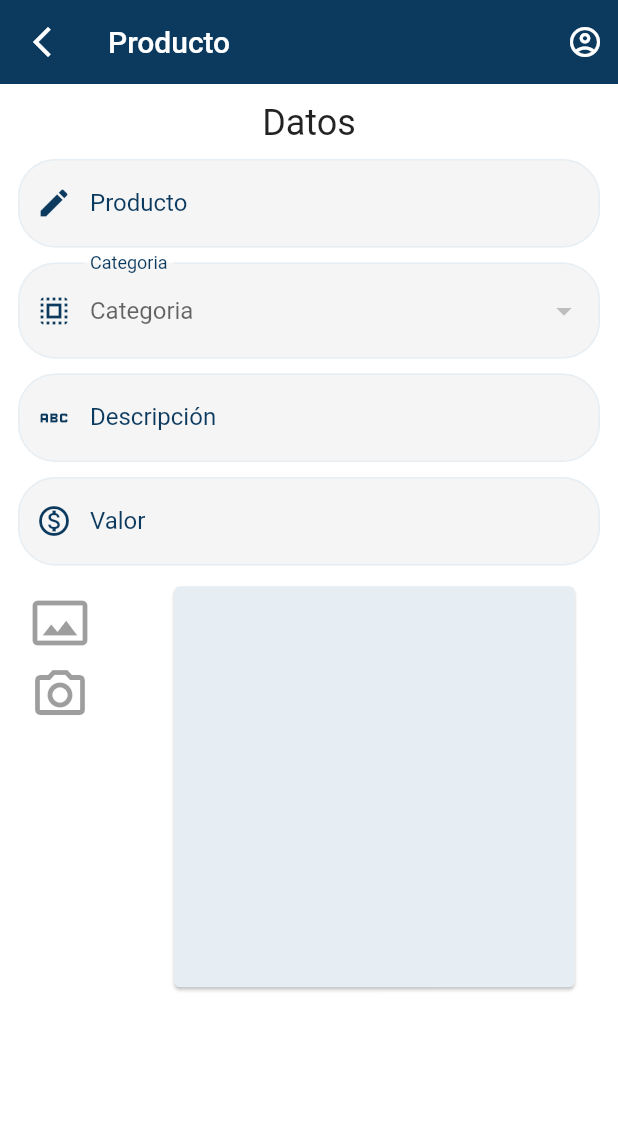
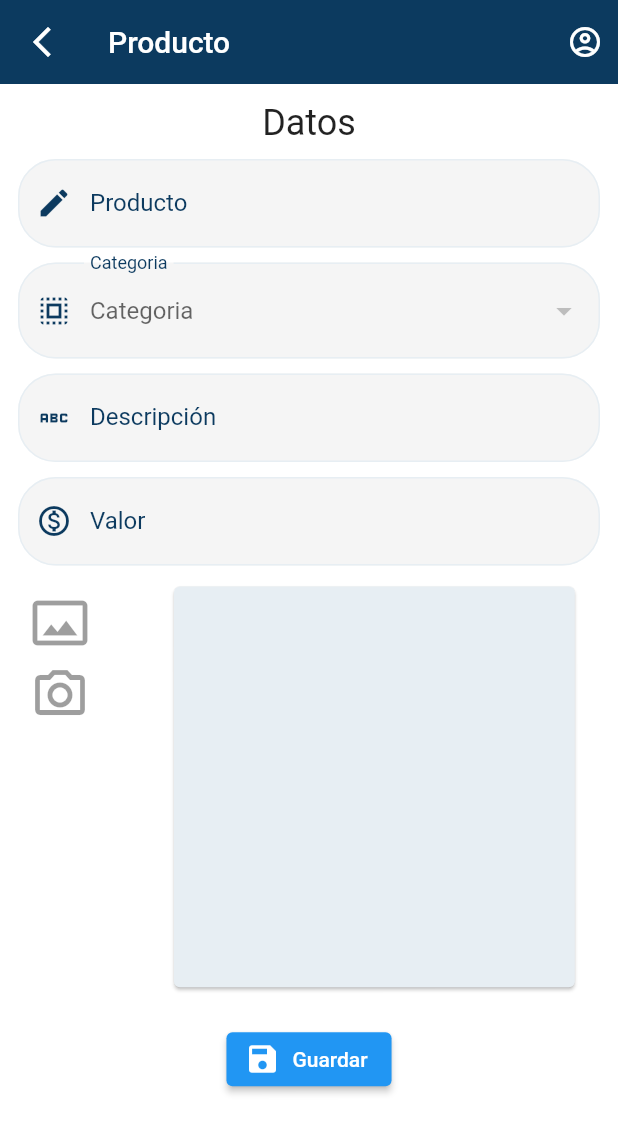
Before and after one commit to Jess2693/pos_cevicheria_app_movil, a Flutter app: the ProductScreen screen opened by its route, on a phone screen of 412 x 824 dp. Shown: the top 1133 px of the screen. Run offline on Flutter 3.47's test engine with Material 2 defaults, Android fonts, the phone set to English and light mode, and no system bars; network calls fail.

```diff
--- a/lib/screens/product_screen.dart
+++ b/lib/screens/product_screen.dart
@@ -19,7 +19,10 @@ class ProductScreen extends StatelessWidget {
               child: Icon(Icons.account_circle_outlined),
             )
           ],
-          leading: const Icon(Icons.arrow_back_ios_new),
+          leading: IconButton(
+              onPressed: () => Navigator.pop(context),
+              icon: Icon(Icons.arrow_back_ios_new)),
+          //leading: const Icon(Icons.arrow_back_ios_new),
         ),
         body: _productForm());
   }
@@ -133,7 +136,14 @@ class _productForm extends StatelessWidget {
                           width: size.width * 0.6,
                         ))),
               ],
-            )
+            ),
+            SizedBox(
+              height: 20,
+            ),
+            ElevatedButton.icon(
+                onPressed: () {},
+                icon: Icon(Icons.save),
+                label: Text('Guardar'))
           ],
         )),
       ),
--- a/lib/widget/widget.dart
+++ b/lib/widget/widget.dart
@@ -1,3 +1,4 @@
 export 'package:pos_cevicheria/widget/auth_background.dart';
 export 'package:pos_cevicheria/widget/card_container.dart';
 export 'package:pos_cevicheria/widget/nav_bar.dart';
+export 'package:pos_cevicheria/widget/product_card.dart';
--- a/pubspec.yaml
+++ b/pubspec.yaml
@@ -31,6 +31,7 @@ dependencies:
   cupertino_icons: ^1.0.2
   flutter:
     sdk: flutter
+  http: ^0.13.6
 
 dev_dependencies:
   flutter_lints: ^2.0.0
```
Also changed, not shown: lib/screens/lists_products_screen.dart (+7 -4 lines), lib/widget/product_card.dart (added, +69 -0 lines), assets/loading.gif (added), pubspec.lock.
